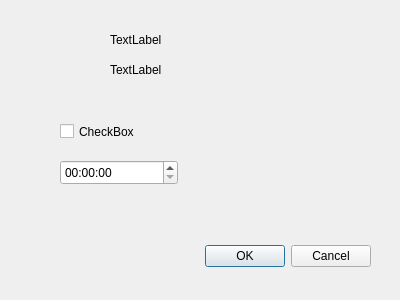
This is settingsdialog.ui in wflzz/WordAssist as Qt 5 draws it before an edit. The edited form follows.
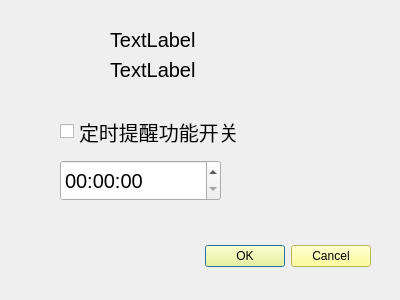
This is the edited form.

Commit message: 界面调整

The edit to the form file:
```diff
--- a/settingsdialog.ui
+++ b/settingsdialog.ui
@@ -22,6 +22,9 @@
      <height>32</height>
     </rect>
    </property>
+   <property name="styleSheet">
+    <string notr="true">background-color: rgb(255, 255, 127);</string>
+   </property>
    <property name="orientation">
     <enum>Qt::Horizontal</enum>
    </property>
@@ -34,22 +37,32 @@
     <rect>
      <x>60</x>
      <y>160</y>
-     <width>118</width>
-     <height>25</height>
+     <width>161</width>
+     <height>41</height>
     </rect>
    </property>
+   <property name="font">
+    <font>
+     <pointsize>15</pointsize>
+    </font>
+   </property>
   </widget>
   <widget class="QCheckBox" name="reminderCheckBox">
    <property name="geometry">
     <rect>
      <x>60</x>
      <y>120</y>
-     <width>98</width>
+     <width>251</width>
      <height>23</height>
     </rect>
    </property>
+   <property name="font">
+    <font>
+     <pointsize>15</pointsize>
+    </font>
+   </property>
    <property name="text">
-    <string>CheckBox</string>
+    <string>定时提醒功能开关</string>
    </property>
   </widget>
   <widget class="QLabel" name="totalWordsLabel">
@@ -61,6 +74,11 @@
      <height>20</height>
     </rect>
    </property>
+   <property name="font">
+    <font>
+     <pointsize>15</pointsize>
+    </font>
+   </property>
    <property name="text">
     <string>TextLabel</string>
    </property>
@@ -74,6 +92,11 @@
      <height>20</height>
     </rect>
    </property>
+   <property name="font">
+    <font>
+     <pointsize>15</pointsize>
+    </font>
+   </property>
    <property name="text">
     <string>TextLabel</string>
    </property>
```
The commit also changes 4 other files.
